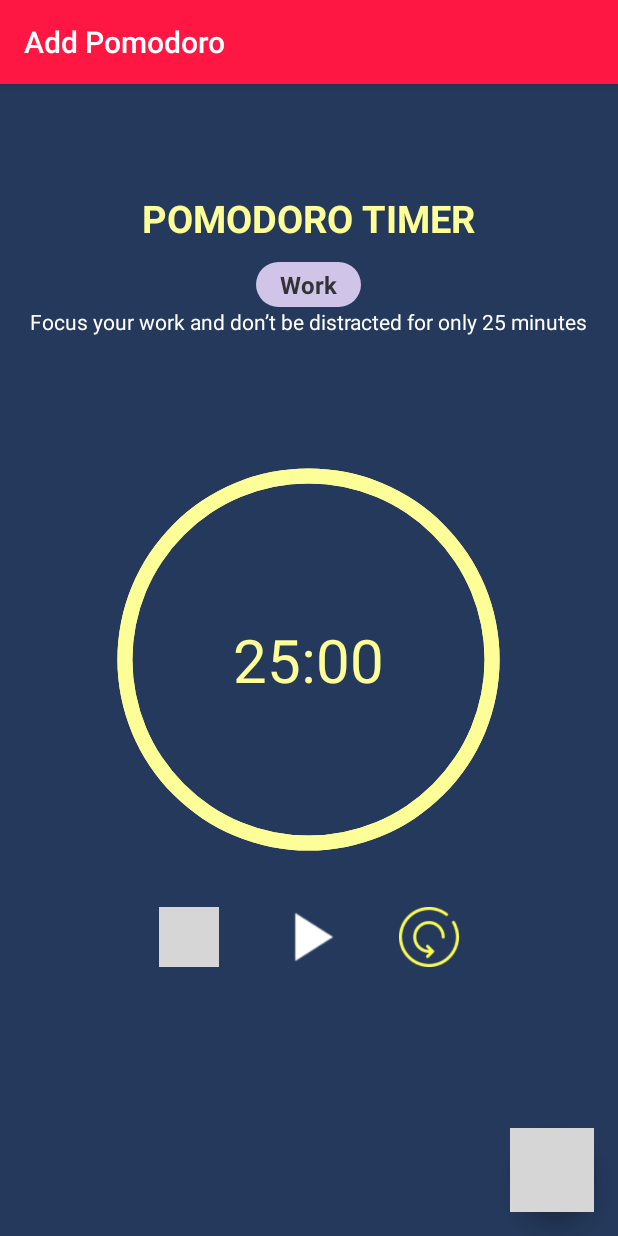
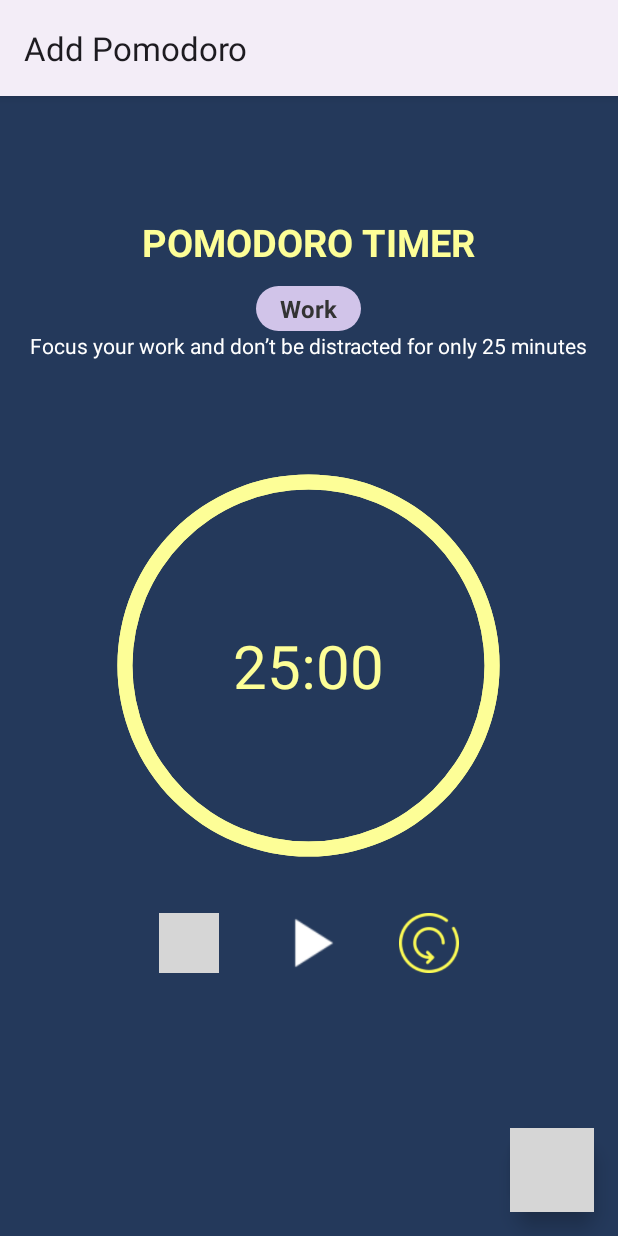
Before and after one commit to Hi1talib1World/MyPOMODORO, an Android app: the addpomodoro screen opened directly, with no data from a screen before it, on a phone screen of 412 x 824 dp. Run offline under Robolectric (Android 15) with nearby library versions, the light colour scheme and no system bars; our stand-ins replace AdMob; 5 statements that could not run were skipped; grey boxes are pictures that could not be loaded.

Commit message:
chore: update styles.xml

```diff
--- a/app/src/main/res/values/styles.xml
+++ b/app/src/main/res/values/styles.xml
@@ -1,50 +1,45 @@
 <resources>
 
-    <!-- Base application theme. -->
-    <style name="AppTheme" parent="Theme.AppCompat.Light.NoActionBar">
+    <!-- Base application theme with Material 3. -->
+    <style name="AppTheme" parent="Theme.Material3.DayNight.NoActionBar">
         <!-- Customize your theme here. -->
+        <item name="colorPrimary">@color/colorPrimary</item>
+        <item name="colorOnPrimary">@color/white</item>
+        <item name="colorSecondary">@color/colorAccent</item>
+        <item name="colorOnSecondary">@color/white</item>
+        <item name="android:statusBarColor">@color/colorPrimaryDark</item>
     </style>
 
 
-    <style name="DarkTheme" parent="Theme.AppCompat.Light.DarkActionBar">
+    <style name="DarkTheme" parent="Theme.Material3.Dark">
         <!-- Dark theme -->
         <item name="colorPrimary">@color/darkColorPrimary</item>
-        <item name="colorPrimaryDark">@color/darkColorPrimaryDark</item>
-        <item name="colorAccent">@color/colorAccent</item>
+        <item name="colorOnPrimary">@color/darkCardTitle</item>
+        <item name="colorSecondary">@color/colorAccent</item>
+        <item name="colorOnSecondary">@color/white</item>
 
-        <item name="listBackground">@color/darkListBackground</item>
-        <item name="cardBackground">@color/darkCardBackground</item>
-        <item name="textColor">@color/darkCardTitle</item>
-        <item name="actionBarBackgroundColor">@color/darkColorPrimary</item>
-        <item name="actionBarTextColor">@color/darkCardTitle</item>
-        <item name="dialogTextColor">@color/darkDialogTitle</item>
-        <item name="dialogDateColor">@color/dialogDateColor</item>
-        <item name="listEmptyTextColor">@color/darkListEmptyTextColor</item>
+        <item name="android:windowBackground">@color/darkListBackground</item>
+        <item name="colorSurface">@color/darkCardBackground</item>
     </style>
 
 
     <!-- Light theme -->
-    <style name="LightTheme" parent="Theme.AppCompat.Light.DarkActionBar">
+    <style name="LightTheme" parent="Theme.Material3.Light">
         <item name="colorPrimary">@color/lightColorPrimary</item>
-        <item name="colorPrimaryDark">@color/lightColorPrimaryDark</item>
-        <item name="colorAccent">@color/colorAccent</item>
+        <item name="colorOnPrimary">@color/white</item>
+        <item name="colorSecondary">@color/colorAccent</item>
+        <item name="colorOnSecondary">@color/white</item>
 
-        <item name="listBackground">@color/lightListBackground</item>
-        <item name="cardBackground">@color/lightCardBackground</item>
-        <item name="textColor">@color/lightCardTitle</item>
-        <item name="actionBarBackgroundColor">@color/lightColorPrimary</item>
-        <item name="actionBarTextColor">#ffffff</item>
-        <item name="dialogTextColor">@color/lightDialogTitle</item>
-        <item name="dialogDateColor">@color/dialogDateColor</item>
-        <item name="listEmptyTextColor">@color/lightListEmptyTextColor</item>
+        <item name="android:windowBackground">@color/lightListBackground</item>
+        <item name="colorSurface">@color/lightCardBackground</item>
     </style>
+
     <style name="BottomSheetItem">
         <item name="android:textSize">20sp</item>
         <item name="android:drawablePadding">20dp</item>
         <item name="android:layout_width">0dp</item>
         <item name="android:layout_height">wrap_content</item>
         <item name="android:padding">15dp</item>
-
     </style>
 
     <style name="StatsPeriodButton">
@@ -56,7 +51,7 @@
         <item name="android:background">?attr/selectableItemBackground</item>
     </style>
 
-    <style name="RedTimePickerTheme" parent="Theme.AppCompat.Light.Dialog">
+    <style name="RedTimePickerTheme" parent="Theme.Material3.Light.Dialog">
         <item name="colorAccent">#FF5252</item>
         <item name="android:windowBackground">#ffffff</item>
     </style>
```
